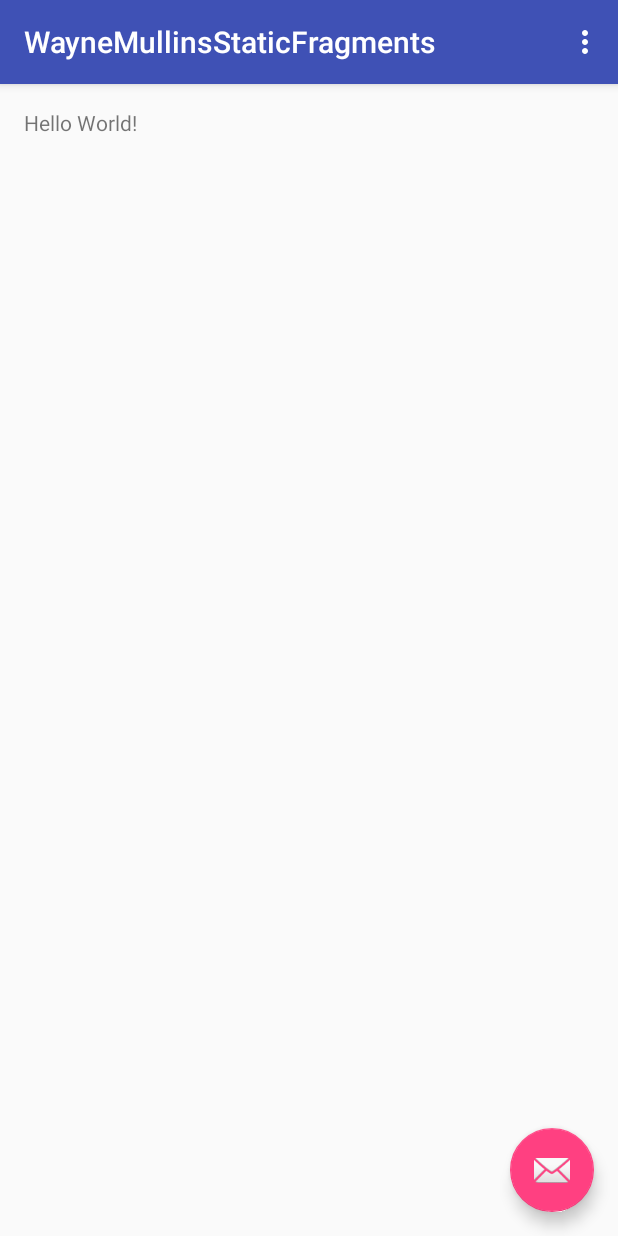
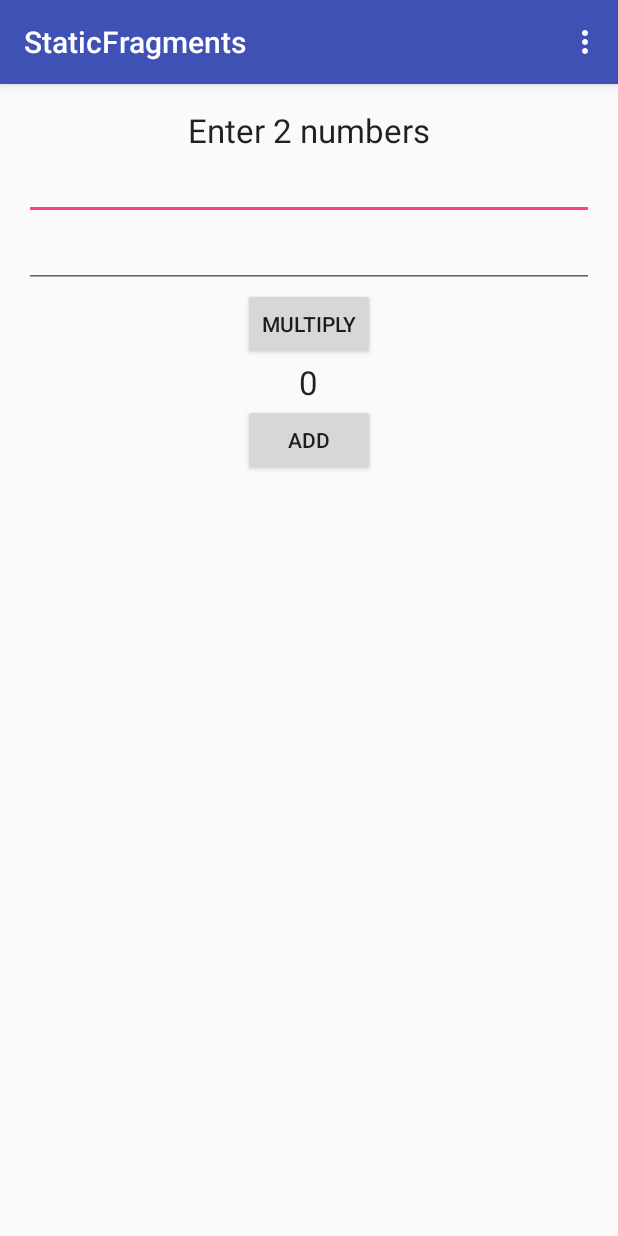
Before and after one commit to rmullin1/WayneMullinsStaticFragments, an Android app: the screen it shows after launch (MainActivity), on a phone screen of 412 x 824 dp. Run offline under Robolectric (Android 15) with nearby library versions, the phone set to English and light mode, and no system bars.

Commit message:
After Adding fragments to xml and display

```diff
--- /dev/null
+++ b/app/src/main/java/edu/westga/waynemullinsstaticfragments/DataDisplayFragment.java
@@ -0,0 +1,29 @@
+package edu.westga.waynemullinsstaticfragments;
+
+
+import android.os.Bundle;
+import android.support.v4.app.Fragment;
+import android.view.LayoutInflater;
+import android.view.View;
+import android.view.ViewGroup;
+
+
+/**
+ * A simple {@link Fragment} subclass.
+ */
+public class DataDisplayFragment extends Fragment {
+
+
+    public DataDisplayFragment() {
+        // Required empty public constructor
+    }
+
+
+    @Override
+    public View onCreateView(LayoutInflater inflater, ViewGroup container,
+                             Bundle savedInstanceState) {
+        // Inflate the layout for this fragment
+        return inflater.inflate(R.layout.fragment_data_display, container, false);
+    }
+
+}
--- a/app/src/main/java/edu/westga/waynemullinsstaticfragments/MainActivity.java
+++ b/app/src/main/java/edu/westga/waynemullinsstaticfragments/MainActivity.java
@@ -17,7 +17,8 @@ public class MainActivity extends AppCompatActivity {
         setContentView(R.layout.activity_main);
         Toolbar toolbar = (Toolbar) findViewById(R.id.toolbar);
         setSupportActionBar(toolbar);
-
+        setTitle("StaticFragments");
+/*
         FloatingActionButton fab = (FloatingActionButton) findViewById(R.id.fab);
         fab.setOnClickListener(new View.OnClickListener() {
             @Override
@@ -26,6 +27,7 @@ public class MainActivity extends AppCompatActivity {
                         .setAction("Action", null).show();
             }
         });
+*/
     }
 
     @Override
--- a/app/src/main/res/layout/activity_main.xml
+++ b/app/src/main/res/layout/activity_main.xml
@@ -23,6 +23,7 @@
 
     <include layout="@layout/content_main" />
 
+    <!-- remove template fab button
     <android.support.design.widget.FloatingActionButton
         android:id="@+id/fab"
         android:layout_width="wrap_content"
@@ -30,5 +31,6 @@
         android:layout_gravity="bottom|end"
         android:layout_margin="@dimen/fab_margin"
         android:src="@android:drawable/ic_dialog_email" />
+    -->
 
 </android.support.design.widget.CoordinatorLayout>
--- a/app/src/main/res/layout/content_main.xml
+++ b/app/src/main/res/layout/content_main.xml
@@ -12,8 +12,28 @@
     tools:context="edu.westga.waynemullinsstaticfragments.MainActivity"
     tools:showIn="@layout/activity_main">
 
-    <TextView
-        android:layout_width="wrap_content"
-        android:layout_height="wrap_content"
-        android:text="Hello World!" />
+    <LinearLayout
+        android:orientation="vertical"
+        android:layout_width="match_parent"
+        android:layout_height="match_parent"
+        android:layout_alignParentTop="true"
+        android:layout_alignParentLeft="true"
+        android:layout_alignParentStart="true">
+
+        <fragment
+            android:layout_width="match_parent"
+            android:layout_height="wrap_content"
+            android:name="edu.westga.waynemullinsstaticfragments.DataEntryFragment"
+            android:id="@+id/dataEntryFragment"
+            android:layout_gravity="center_horizontal"
+            tools:layout="@layout/fragment_data_entry" />
+
+        <fragment
+            android:layout_width="match_parent"
+            android:layout_height="wrap_content"
+            android:name="edu.westga.waynemullinsstaticfragments.DataDisplayFragment"
+            android:id="@+id/dataDisplayFragment"
+            android:layout_gravity="center_horizontal"
+            tools:layout="@layout/fragment_data_display" />
+    </LinearLayout>
 </RelativeLayout>
--- /dev/null
+++ b/app/src/main/res/layout/fragment_data_display.xml
@@ -0,0 +1,23 @@
+<LinearLayout xmlns:android="http://schemas.android.com/apk/res/android"
+    xmlns:tools="http://schemas.android.com/tools"
+    android:orientation="vertical"
+    android:layout_width="match_parent"
+    android:layout_height="match_parent"
+    tools:context="edu.westga.waynemullinsstaticfragments.DataDisplayFragment">
+
+
+    <TextView
+        android:layout_width="wrap_content"
+        android:layout_height="wrap_content"
+        android:textAppearance="?android:attr/textAppearanceLarge"
+        android:text="0"
+        android:id="@+id/textView2"
+        android:layout_gravity="center_horizontal" />
+
+    <Button
+        android:layout_width="wrap_content"
+        android:layout_height="wrap_content"
+        android:text="ADD"
+        android:id="@+id/button2"
+        android:layout_gravity="center_horizontal" />
+</LinearLayout>
```
